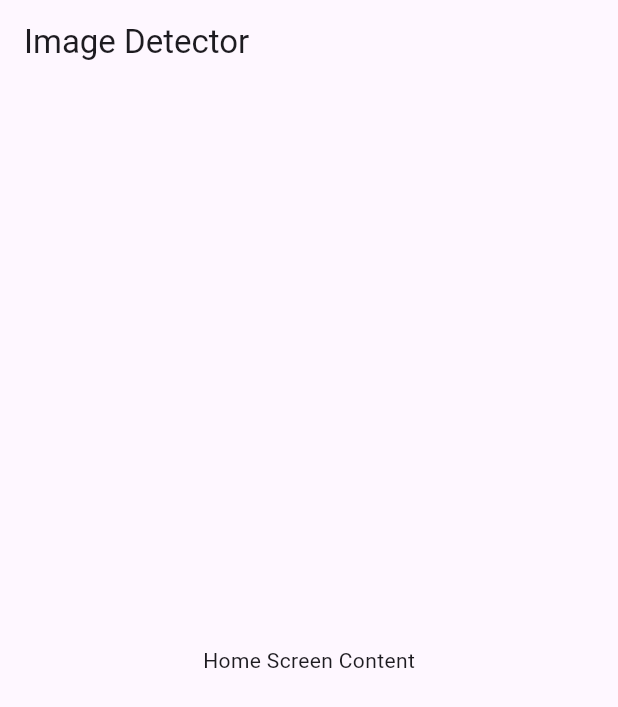
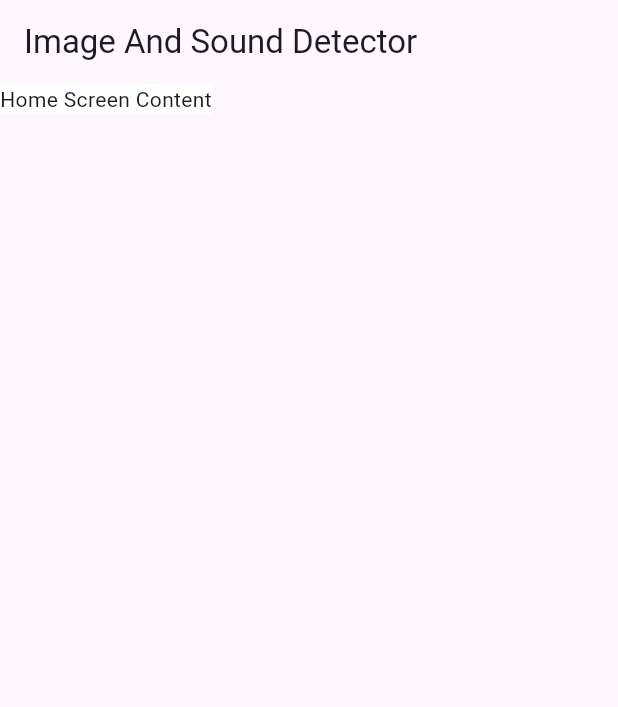
Before and after one commit to sur16-cse/tracking, a Flutter app: the screen it shows after launch, on a phone screen of 412 x 824 dp. Shown: the top 707 px of the screen. Run offline on Flutter 3.47's test engine with Material 2 defaults, Android fonts, the light colour scheme and no system bars; our stand-ins replace camera, permission_handler; missing offline and left inert: audio_session, noise_meter.

Commit message:
sound detector converted to SDK

```diff
--- a/lib/image_detector.dart
+++ b/lib/image_detector.dart
@@ -9,7 +9,7 @@ class ImageDetector {
   CameraController? _cameraController;
   Timer? _timer;
   String? _latestImagePath; // Store the path of the latest image
-  bool _isCapturing = false; // Flag to track capture in progress
+  bool _isCapturing = false; // Flag to track capture in progres
 
   Future<void> startCapture({
     Duration interval = const Duration(seconds: 1),
--- a/lib/main.dart
+++ b/lib/main.dart
@@ -28,31 +28,35 @@ class HomeScreen extends StatefulWidget {
 }
 
 class _HomeScreenState extends State<HomeScreen> {
-  ImageDetector imageDetector = ImageDetector();
+  SoundDetector soundDetector = SoundDetector(threshold: 10, alertDuration: 5000);
 
   @override
   void initState() {
     super.initState();
-    // Start capturing images when the HomeScreen widget is initialized
-    imageDetector.startCapture(interval: const Duration(seconds: 2));
+    soundDetector.initializeSoundDetector();
   }
 
   @override
   void dispose() {
-    // Stop capturing images when the widget is disposed to avoid leaks
-    imageDetector.stopCapture();
+    soundDetector.stopSoundDetection();
     super.dispose();
   }
 
   @override
   Widget build(BuildContext context) {
-    // Your HomeScreen UI code goes here (if needed)
     return Scaffold(
       appBar: AppBar(
-        title: Text('Image Detector'),
+        title: Text('Image And Sound Detector'),
       ),
-      body: Center(
-        child: Text('Home Screen Content'),
+      body: ValueListenableBuilder<bool>(
+        valueListenable: AlertNotifier().isAlertingNotifier,
+        builder: (context, isAlerting, _) {
+          print("main $isAlerting");
+          return Container(
+            color: isAlerting ? Colors.red : Colors.white,
+            child: Text('Home Screen Content'),
+          );
+        },
       ),
     );
   }
```
Also changed, not shown: lib/sound_tracking.dart (+34 -53 lines), 1 other file.
